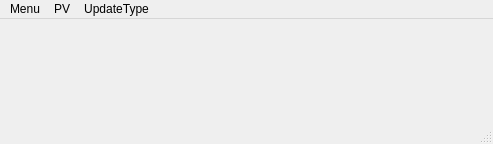
Qt form src/main.ui (caqtdm/caqtdm) before a commit.
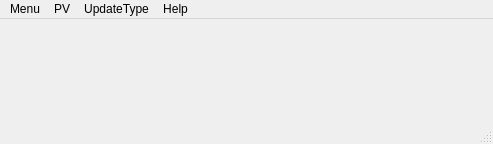
The same form after that commit.

Commit message: addes help button

```diff
--- a/src/main.ui
+++ b/src/main.ui
@@ -24,7 +24,7 @@
      <x>0</x>
      <y>0</y>
      <width>493</width>
-     <height>25</height>
+     <height>24</height>
     </rect>
    </property>
    <widget class="QMenu" name="menuMenu">
@@ -53,9 +53,16 @@
     <addaction name="directAction"/>
     <addaction name="timedAction"/>
    </widget>
+   <widget class="QMenu" name="menuHelp">
+    <property name="title">
+     <string>Help</string>
+    </property>
+    <addaction name="helpAction"/>
+   </widget>
    <addaction name="menuMenu"/>
    <addaction name="menuPV"/>
    <addaction name="menuUpdateType"/>
+   <addaction name="menuHelp"/>
   </widget>
   <action name="exitAction">
    <property name="text">
```
Left out of the diff: 5 changed lines with no effect on the pictures. The commit also changes 2 other files.
